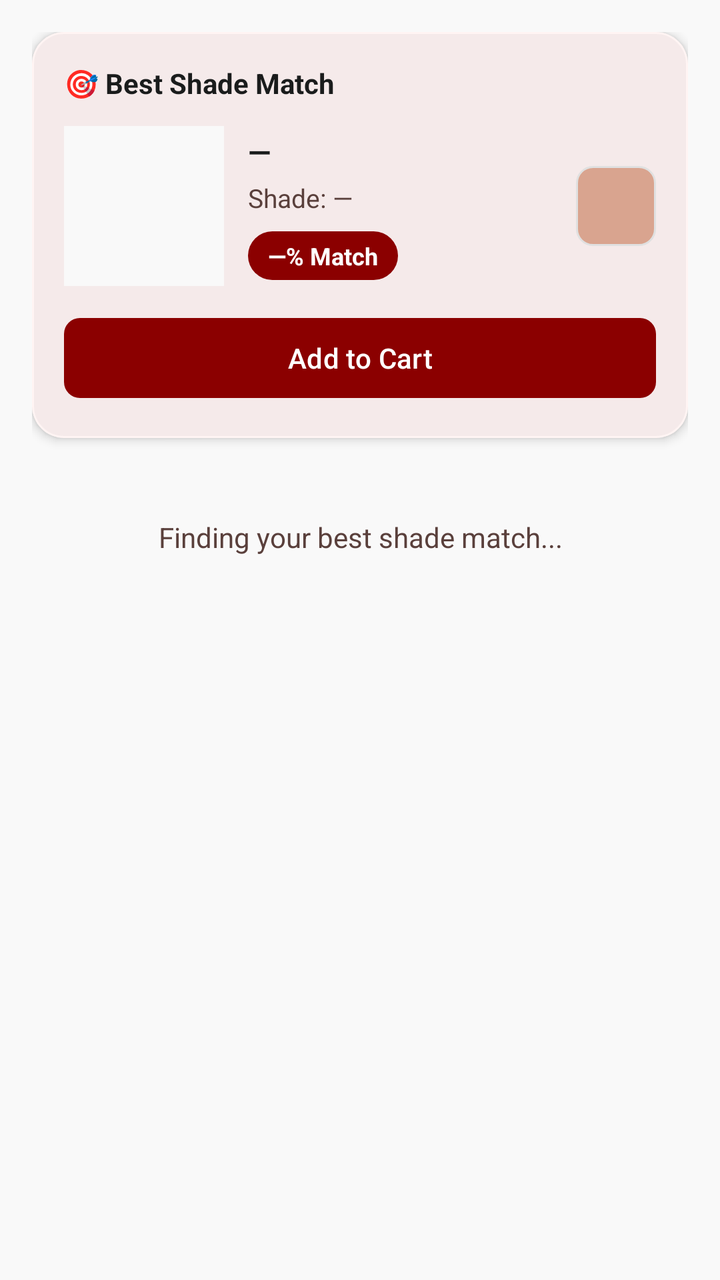
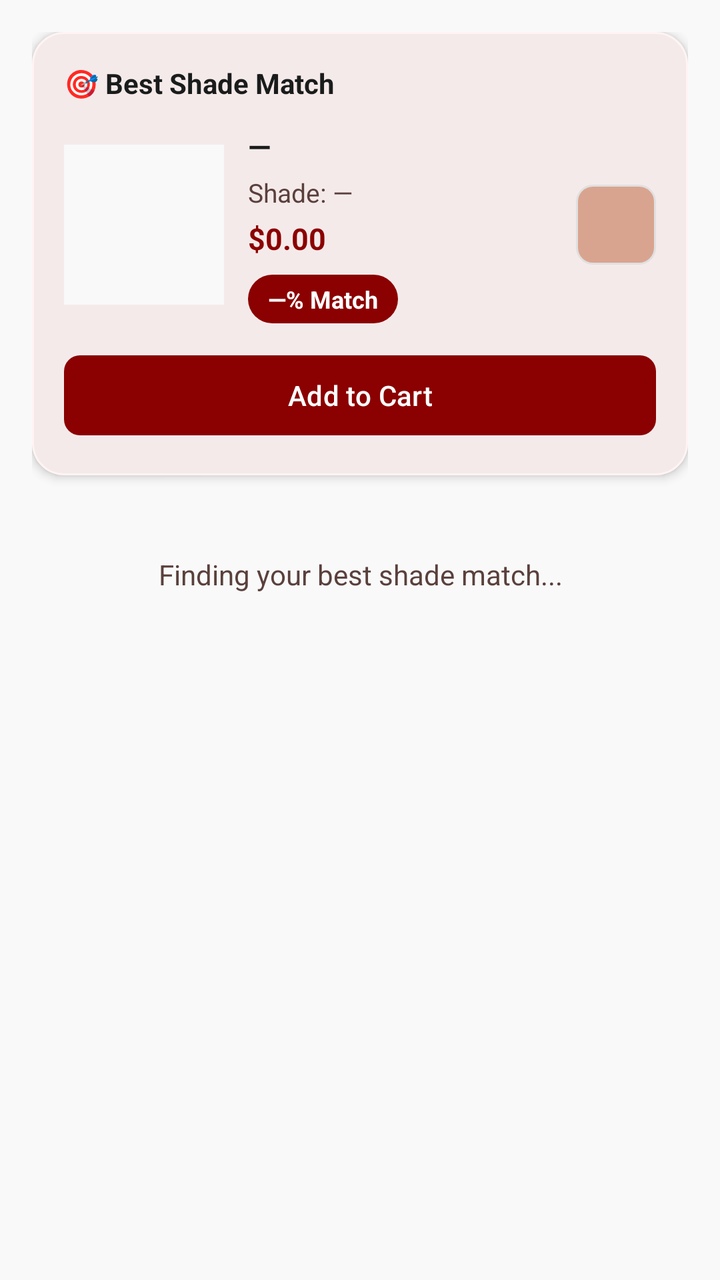

Screens rendered from an Android XML layout before and after an edit, with the pre-edit source and the edit as a unified diff.
<!-- AndroidManifest.xml: application theme Theme.TirTirMCommerce -->
<!-- res/layout/fragment_shade_finder.xml -->
<?xml version="1.0" encoding="utf-8"?>
<androidx.core.widget.NestedScrollView xmlns:android="http://schemas.android.com/apk/res/android"
    xmlns:app="http://schemas.android.com/apk/res-auto"
    android:layout_width="match_parent"
    android:layout_height="match_parent"
    android:background="@color/tirtir_off_white">

    <LinearLayout
        android:layout_width="match_parent"
        android:layout_height="wrap_content"
        android:orientation="vertical"
        android:padding="16dp">

        
        <com.google.android.material.card.MaterialCardView
            android:layout_width="match_parent"
            android:layout_height="wrap_content"
            app:cardBackgroundColor="@color/tirtir_white"
            app:cardCornerRadius="16dp"
            app:cardElevation="3dp"
            app:strokeColor="@color/tirtir_red_surface"
            app:strokeWidth="1dp">

            <LinearLayout
                android:layout_width="match_parent"
                android:layout_height="wrap_content"
                android:orientation="vertical"
                android:padding="16dp">

                <TextView
                    android:layout_width="match_parent"
                    android:layout_height="wrap_content"
                    android:text="🎯 Best Shade Match"
                    android:textColor="@color/tirtir_black"
                    android:textSize="14sp"
                    android:textStyle="bold" />

                <LinearLayout
                    android:layout_width="match_parent"
                    android:layout_height="wrap_content"
                    android:layout_marginTop="12dp"
                    android:gravity="center_vertical"
                    android:orientation="horizontal">

                    <ImageView
                        android:id="@+id/imgTopMatchProduct"
                        android:layout_width="80dp"
                        android:layout_height="80dp"
                        android:scaleType="centerCrop"
                        android:background="@color/tirtir_off_white" />

                    <LinearLayout
                        android:layout_width="0dp"
                        android:layout_height="wrap_content"
                        android:layout_marginStart="12dp"
                        android:layout_weight="1"
                        android:orientation="vertical">

                        <TextView
                            android:id="@+id/tvTopMatchName"
                            android:layout_width="match_parent"
                            android:layout_height="wrap_content"
                            android:text="—"
                            android:textColor="@color/tirtir_black"
                            android:textSize="15sp"
                            android:textStyle="bold" />

                        <TextView
                            android:id="@+id/tvTopMatchShade"
                            android:layout_width="match_parent"
                            android:layout_height="wrap_content"
                            android:layout_marginTop="4dp"
                            android:text="Shade: —"
                            android:textColor="@color/tirtir_text_secondary"
                            android:textSize="13sp" />

                        
                        <LinearLayout
                            android:layout_width="wrap_content"
                            android:layout_height="wrap_content"
                            android:layout_marginTop="8dp"
                            android:background="@drawable/bg_tag_primary"
                            android:paddingHorizontal="10dp"
                            android:paddingVertical="4dp">

                            <TextView
                                android:id="@+id/tvTopMatchPercent"
                                android:layout_width="wrap_content"
                                android:layout_height="wrap_content"
                                android:text="—% Match"
                                android:textColor="@color/tirtir_white"
                                android:textSize="12sp"
                                android:textStyle="bold" />
                        </LinearLayout>
                    </LinearLayout>

                    
                    <View
                        android:id="@+id/viewTopMatchSwatch"
                        android:layout_width="40dp"
                        android:layout_height="40dp"
                        android:background="@drawable/bg_shade_swatch"
                        android:layout_marginStart="8dp" />
                </LinearLayout>

                
                <com.google.android.material.button.MaterialButton
                    android:id="@+id/btnTopMatchAddToCart"
                    android:layout_width="match_parent"
                    android:layout_height="wrap_content"
                    android:layout_marginTop="12dp"
                    android:text="Add to Cart"
                    app:backgroundTint="@color/tirtir_red_primary"
                    app:cornerRadius="8dp" />
            </LinearLayout>
        </com.google.android.material.card.MaterialCardView>

        
        <TextView
            android:id="@+id/tvOtherMatchesHeader"
            android:layout_width="match_parent"
            android:layout_height="wrap_content"
            android:layout_marginTop="20dp"
            android:layout_marginBottom="8dp"
            android:text="Other matches"
            android:textColor="@color/tirtir_black"
            android:textSize="15sp"
            android:textStyle="bold"
            android:visibility="gone" />

        <androidx.recyclerview.widget.RecyclerView
            android:id="@+id/rvShadeMatches"
            android:layout_width="match_parent"
            android:layout_height="wrap_content"
            android:nestedScrollingEnabled="false" />

        
        <TextView
            android:id="@+id/tvShadeEmpty"
            android:layout_width="match_parent"
            android:layout_height="wrap_content"
            android:layout_marginTop="16dp"
            android:gravity="center"
            android:paddingVertical="24dp"
            android:text="Finding your best shade match..."
            android:textColor="@color/tirtir_text_secondary"
            android:textSize="14sp" />
    </LinearLayout>
</androidx.core.widget.NestedScrollView>
<!-- resources referenced by this layout -->
<resources>
  <color name="tirtir_black">#1A1C1C</color>
  <color name="tirtir_off_white">#F9F9F9</color>
  <color name="tirtir_red_primary">#8B0000</color>
  <color name="tirtir_red_surface">#FFF4F3</color>
  <color name="tirtir_text_secondary">#5A403C</color>
  <color name="tirtir_white">#FFFFFF</color>
  <!-- drawable bg_shade_swatch (drawable) -->
  <?xml version="1.0" encoding="utf-8"?>
  <shape xmlns:android="http://schemas.android.com/apk/res/android">
      <solid android:color="#D9A48F" />
      <stroke
          android:width="1dp"
          android:color="@color/tirtir_border_gray" />
      <corners android:radius="8dp" />
  </shape>
  <!-- drawable bg_tag_primary (drawable) -->
  <?xml version="1.0" encoding="utf-8"?>
  <shape xmlns:android="http://schemas.android.com/apk/res/android"
      android:shape="rectangle">
      <solid android:color="@color/tirtir_red_primary" />
      <corners android:radius="16dp" />
  </shape>
  <style name="Theme.TirTirMCommerce" parent="Base.Theme.TirTirMCommerce" />
  <color name="tirtir_border_gray">#E0E0E0</color>
  <style name="Base.Theme.TirTirMCommerce" parent="Theme.Material3.DayNight.NoActionBar">
          
          <item name="colorPrimary">@color/tirtir_red_primary</item>
          <item name="colorPrimaryDark">@color/tirtir_red_dark</item>
          <item name="colorPrimaryContainer">@color/tirtir_red_surface</item>
  
          
          <item name="colorOnPrimary">@color/tirtir_white</item>
          <item name="colorOnPrimaryContainer">@color/tirtir_red_primary</item>
  
          
          <item name="colorSecondary">@color/tirtir_black</item>
          <item name="colorOnSecondary">@color/tirtir_white</item>
          <item name="colorSecondaryContainer">@color/tirtir_red_surface</item>
          <item name="colorOnSecondaryContainer">@color/tirtir_red_primary</item>
  
          
          <item name="colorSurface">@color/tirtir_white</item>
          <item name="colorOnSurface">@color/tirtir_black</item>
          <item name="colorSurfaceVariant">@color/tirtir_off_white</item>
  
          
          <item name="android:windowBackground">@color/tirtir_off_white</item>
          <item name="android:statusBarColor">@color/tirtir_white</item>
          <item name="android:windowLightStatusBar">true</item>
  
          
          <item name="colorError">@color/tirtir_error</item>
      </style>
  <color name="tirtir_red_dark">#610000</color>
  <color name="tirtir_error">#D32F2F</color>
</resources>

<!-- the commit's change to res/layout/fragment_shade_finder.xml (unified diff, before → after) -->
@@ -74,6 +74,16 @@
                             android:textColor="@color/tirtir_text_secondary"
                             android:textSize="13sp" />
 
+                        <TextView
+                            android:id="@+id/tvTopMatchPrice"
+                            android:layout_width="match_parent"
+                            android:layout_height="wrap_content"
+                            android:layout_marginTop="4dp"
+                            android:text="$0.00"
+                            android:textColor="@color/tirtir_red_primary"
+                            android:textSize="15sp"
+                            android:textStyle="bold" />
+
                         
                         <LinearLayout
                             android:layout_width="wrap_content"
